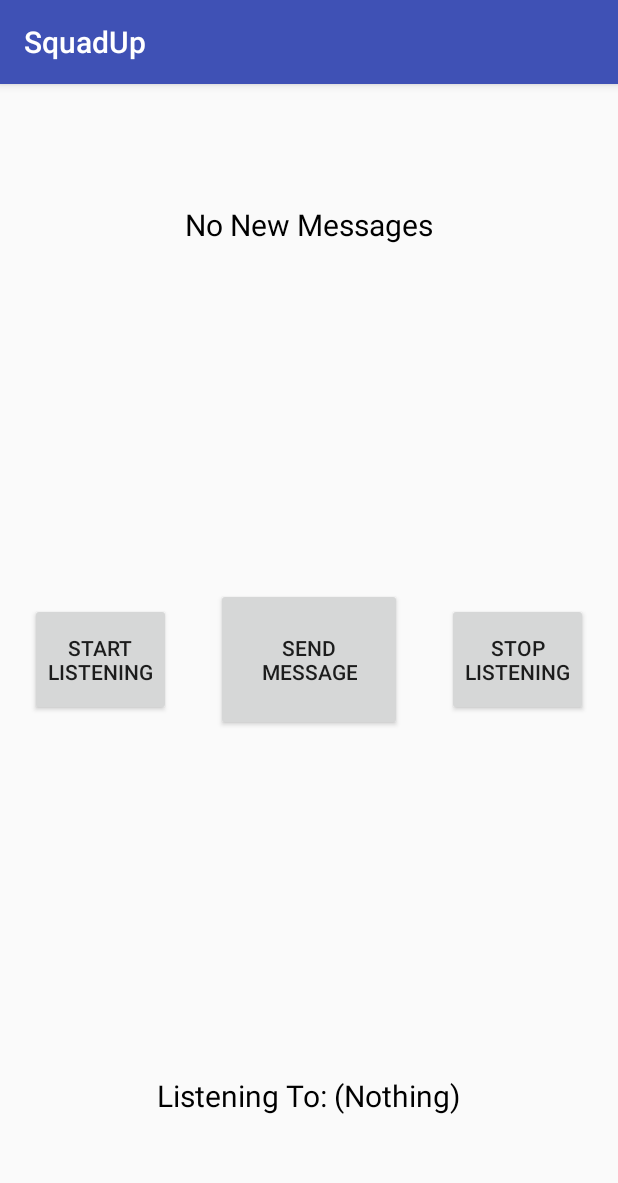
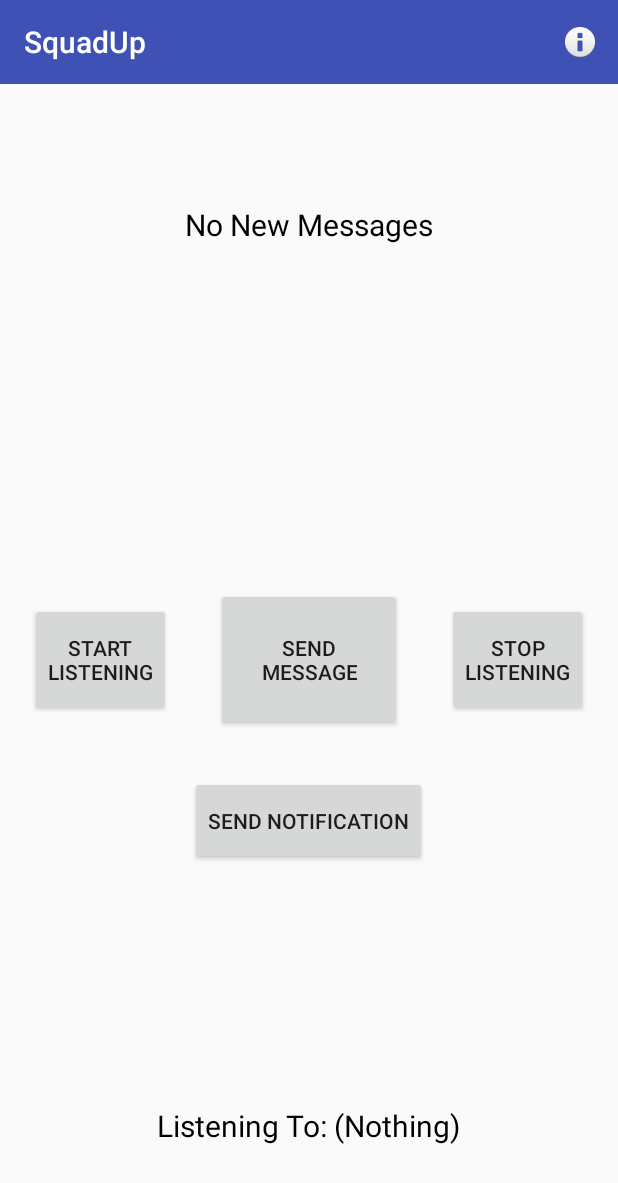
Before and after one commit to jpmendel/SquadUp-Android, an Android app: the MessagingTestActivity screen opened directly, with no data from a screen before it, on a phone screen of 412 x 824 dp. Shown: the top 1183 px of the screen. Run offline under Robolectric (Android 15) with nearby library versions, the phone set to English and light mode, and no system bars; our stand-ins replace Volley.

Commit message:
Push notifications.

```diff
--- a/SquadUp/app/src/main/AndroidManifest.xml
+++ b/SquadUp/app/src/main/AndroidManifest.xml
@@ -14,7 +14,7 @@
         android:theme="@style/AppTheme">
         <meta-data
             android:name="com.google.firebase.messaging.default_notification_icon"
-            android:resource="@android:drawable/ic_menu_info_details"/>
+            android:resource="@android:drawable/ic_menu_myplaces"/>
         <meta-data
             android:name="com.google.firebase.messaging.default_notification_color"
             android:resource="@color/colorPrimary" />
--- a/SquadUp/app/src/main/java/com/squadup/squadup/activity/LaunchActivity.kt
+++ b/SquadUp/app/src/main/java/com/squadup/squadup/activity/LaunchActivity.kt
@@ -22,7 +22,7 @@ class LaunchActivity : BaseActivity() {
         animationHandler.post(animateSplashImage)
         Handler().postDelayed({
             animationHandler.removeCallbacks(animateSplashImage)
-            presentScreen(LoginActivity::class.java)
+            presentScreen(MessagingTestActivity::class.java)
         }, 2000)
     }
 
--- a/SquadUp/app/src/main/java/com/squadup/squadup/activity/MessagingTestActivity.kt
+++ b/SquadUp/app/src/main/java/com/squadup/squadup/activity/MessagingTestActivity.kt
@@ -15,6 +15,8 @@ class MessagingTestActivity : BaseActivity() {
     private lateinit var messageText: TextView
 
     private lateinit var sendButton: Button
+
+    private lateinit var notificationButton: Button
 
     private lateinit var startListeningButton: Button
 
@@ -58,6 +60,7 @@ class MessagingTestActivity : BaseActivity() {
     private fun initializeViews() {
         messageText = findViewById(R.id.message_text)
         sendButton = findViewById(R.id.send_button)
+        notificationButton = findViewById(R.id.notification_button)
         startListeningButton = findViewById(R.id.start_listening_button)
         stopListeningButton = findViewById(R.id.stop_listening_button)
         listeningText = findViewById(R.id.listening_text)
@@ -74,6 +77,9 @@ class MessagingTestActivity : BaseActivity() {
         sendButton.setOnClickListener {
             app.backend.sendMessage("messages", "Hello World!")
         }
+        notificationButton.setOnClickListener {
+            app.backend.sendNotification("messages", "SquadUp", "Hey, let meet up!")
+        }
         startListeningButton.setOnClickListener {
             app.backend.startListening("messages")
             listeningText.text = "Listening To: (Messages)"
--- /dev/null
+++ b/SquadUp/app/src/main/java/com/squadup/squadup/data/Constants.kt
@@ -0,0 +1,5 @@
+package com.squadup.squadup.data
+
+class Constants {
+
+}
--- a/SquadUp/app/src/main/java/com/squadup/squadup/manager/BackendManager.kt
+++ b/SquadUp/app/src/main/java/com/squadup/squadup/manager/BackendManager.kt
@@ -8,6 +8,7 @@ import com.android.volley.VolleyError
 import com.android.volley.toolbox.JsonObjectRequest
 import com.android.volley.toolbox.Volley
 import com.google.firebase.messaging.FirebaseMessaging
+import com.squadup.squadup.data.Constants
 import com.squadup.squadup.data.ServerData
 import com.squadup.squadup.data.User
 import com.squadup.squadup.service.FirebaseIDService
@@ -79,6 +80,23 @@ class BackendManager(context: Context?) {
         val data = JSONObject()
         data.put("text", message)
         json.put("data", data)
+        sendPostRequest(MESSAGING_SERVER_URL, json, {
+            response: JSONObject? ->
+            Log.i("BackendManager", "Response: " + response)
+        }, {
+            error: VolleyError? ->
+            Log.e("BackendManager", "Error: " + error)
+        })
+    }
+
+    fun sendNotification(topic: String, title: String, body: String) {
+        val json = JSONObject()
+        json.put("token", FirebaseIDService.getToken())
+        json.put("to", "/topics/" + topic)
+        val notification = JSONObject()
+        notification.put("title", title)
+        notification.put("body", body)
+        json.put("notification", notification)
         sendPostRequest(MESSAGING_SERVER_URL, json, {
             response: JSONObject? ->
             Log.i("BackendManager", "Response: " + response)
--- a/SquadUp/app/src/main/java/com/squadup/squadup/service/FirebaseMessageService.kt
+++ b/SquadUp/app/src/main/java/com/squadup/squadup/service/FirebaseMessageService.kt
@@ -1,11 +1,17 @@
 package com.squadup.squadup.service
 
+import android.app.NotificationManager
+import android.app.PendingIntent
+import android.content.Context
 import android.content.Intent
+import android.graphics.BitmapFactory
+import android.support.v4.app.NotificationCompat
 import android.support.v4.content.LocalBroadcastManager
 import android.util.Log
 import com.google.firebase.messaging.FirebaseMessagingService
 import com.google.firebase.messaging.RemoteMessage
 import com.squadup.squadup.activity.BaseActivity
+import com.squadup.squadup.activity.MessagingTestActivity
 
 /**
  * The messaging service for Firebase, responsible for handling messages sent by other
--- a/SquadUp/app/src/main/res/layout/activity_messaging_test.xml
+++ b/SquadUp/app/src/main/res/layout/activity_messaging_test.xml
@@ -5,6 +5,31 @@
     android:layout_width="match_parent"
     android:layout_height="match_parent"
     tools:context="com.squadup.squadup.activity.MessagingTestActivity">
+
+    <android.support.v7.widget.Toolbar
+        android:id="@+id/toolbar"
+        android:layout_width="match_parent"
+        android:layout_height="?attr/actionBarSize"
+        android:theme="@style/ToolbarTheme"
+        app:popupTheme="@style/ThemeOverlay.AppCompat.Light"
+        app:title="SquadUp">
+
+        <Button
+            android:id="@+id/bar_button"
+            android:layout_width="20dp"
+            android:layout_height="20dp"
+            android:layout_alignParentEnd="true"
+            android:layout_alignParentTop="true"
+            android:layout_gravity="end"
+            android:layout_marginEnd="15dp"
+            android:background="@android:drawable/ic_dialog_info" />
+
+    </android.support.v7.widget.Toolbar>
+
+    <RelativeLayout
+        android:layout_width="match_parent"
+        android:layout_height="match_parent"
+        android:layout_below="@+id/toolbar">
 
         <TextView
             android:id="@+id/message_text"
@@ -48,14 +73,29 @@
             android:paddingTop="20dp"
             android:text="Stop\nListening" />
 
+        <Button
+            android:id="@+id/notification_button"
+            android:layout_width="wrap_content"
+            android:layout_height="wrap_content"
+            android:layout_below="@+id/send_button"
+            android:layout_centerHorizontal="true"
+            android:layout_centerVertical="false"
+            android:layout_marginTop="30dp"
+            android:paddingBottom="20dp"
+            android:paddingTop="20dp"
+            android:text="Send Notification" />
+
         <TextView
             android:id="@+id/listening_text"
             android:layout_width="wrap_content"
             android:layout_height="wrap_content"
             android:layout_alignParentBottom="true"
             android:layout_centerHorizontal="true"
-        android:layout_marginBottom="80dp"
+            android:layout_marginBottom="60dp"
             android:text="Listening To: (Nothing)"
             android:textColor="@android:color/black"
             android:textSize="20sp" />
+
     </RelativeLayout>
+
+</RelativeLayout>
--- a/SquadUp/app/src/main/res/values/styles.xml
+++ b/SquadUp/app/src/main/res/values/styles.xml
@@ -1,11 +1,17 @@
 <resources>
 
-    <!-- Base application theme. -->
-    <style name="AppTheme" parent="Theme.AppCompat.Light.DarkActionBar">
-        <!-- Customize your theme here. -->
+    <style name="AppTheme" parent="Theme.AppCompat.Light.NoActionBar">
         <item name="colorPrimary">@color/colorPrimary</item>
         <item name="colorPrimaryDark">@color/colorPrimaryDark</item>
         <item name="colorAccent">@color/colorAccent</item>
     </style>
 
+    <style name="ToolbarTheme" parent="ThemeOverlay.AppCompat.ActionBar">
+        <item name="android:textColorPrimary">#FFFFFF</item>
+        <item name="android:textColorPrimaryInverse">#000000</item>
+        <item name="android:textColorSecondary">#FFFFFF</item>
+        <item name="actionMenuTextColor">#FFFFFF</item>
+        <item name="android:background">@color/colorPrimary</item>
+    </style>
+
 </resources>
```
Lines whose indentation alone changed are shown as unchanged.
